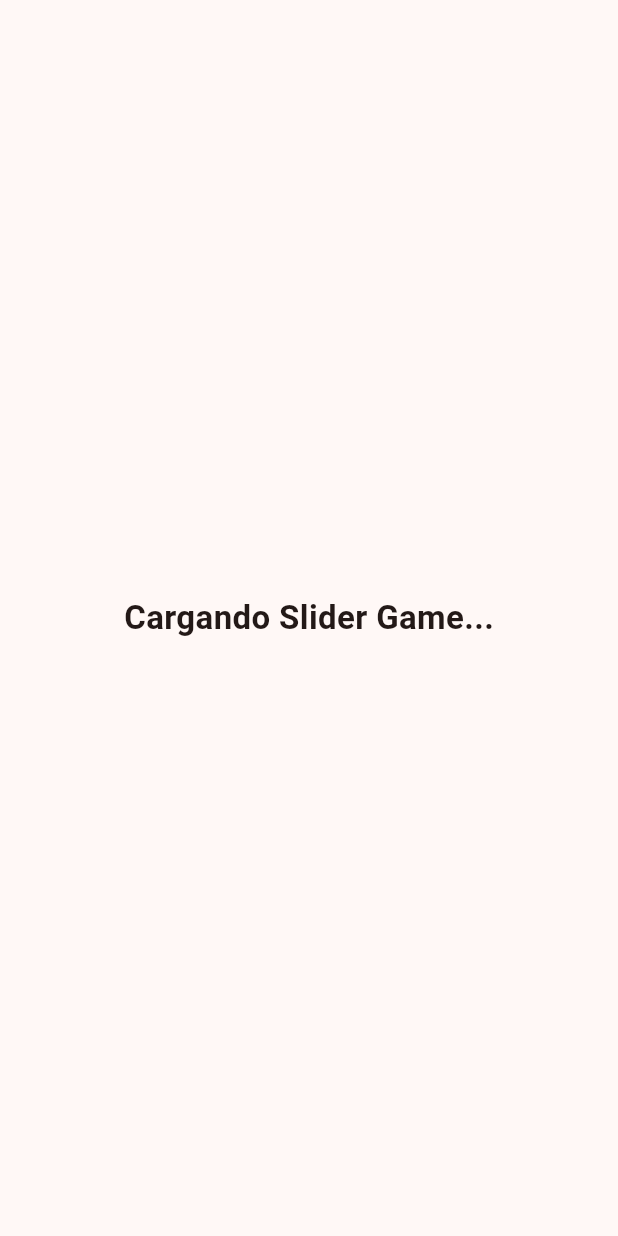
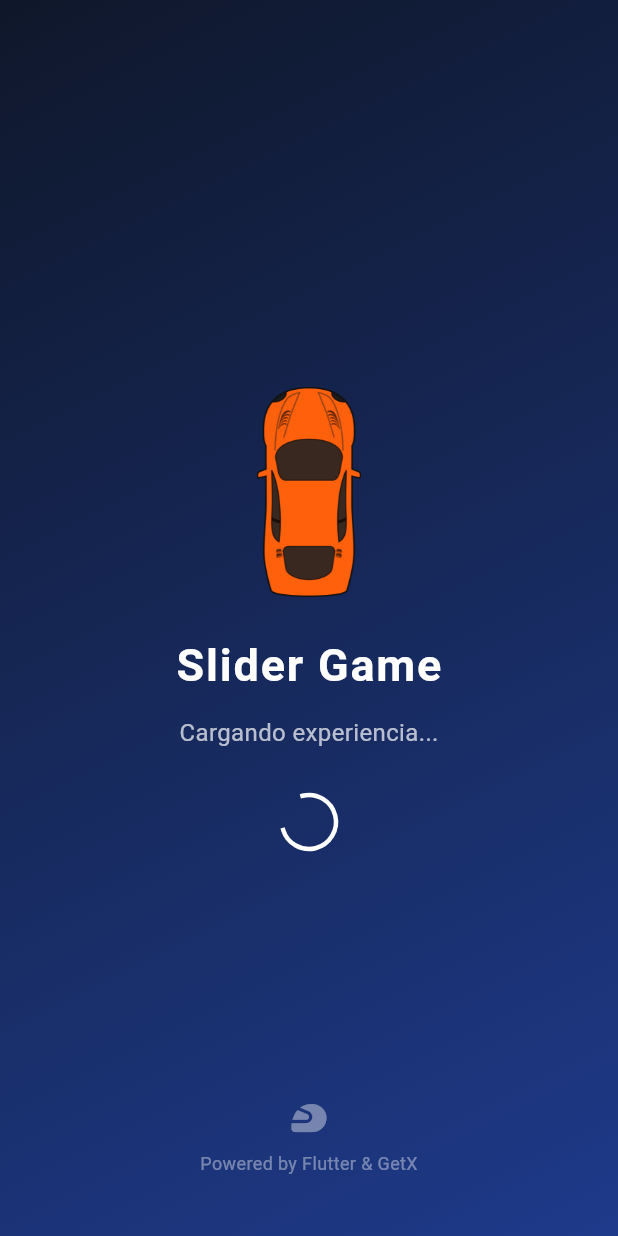
Before and after one commit to danyulloa21/slider_app, a Flutter app: the SplashView screen opened by its route, on a phone screen of 412 x 824 dp. Run offline on Flutter 3.47's test engine with Material 3 defaults, Android fonts, the phone set to English and light mode, and no system bars; our stand-ins replace flutter_dotenv, get, supabase_flutter; accounts and stored records are empty.

Commit message:
Se implemente splash view para loading screen acorde al juego

```diff
--- a/lib/modules/splash/splash_view.dart
+++ b/lib/modules/splash/splash_view.dart
@@ -7,11 +7,98 @@ class SplashView extends GetView<SplashController> {
 
   @override
   Widget build(BuildContext context) {
-    return const Scaffold(
-      body: Center(
-        child: Text(
-          'Cargando Slider Game...',
-          style: TextStyle(fontSize: 22, fontWeight: FontWeight.bold),
+    return Scaffold(
+      body: Container(
+        width: double.infinity,
+        height: double.infinity,
+        decoration: const BoxDecoration(
+          gradient: LinearGradient(
+            colors: [Color(0xFF0F172A), Color(0xFF1E3A8A)],
+            begin: Alignment.topLeft,
+            end: Alignment.bottomRight,
+          ),
+        ),
+        child: Stack(
+          children: [
+            Center(
+              child: Column(
+                mainAxisAlignment: MainAxisAlignment.center,
+                children: [
+                  // LOGO / CAR ANIMATION
+                  AnimatedScale(
+                    scale: 1.0,
+                    duration: const Duration(milliseconds: 1200),
+                    curve: Curves.easeOutBack,
+                    child: Image.asset(
+                      'assets/cars/orange_car.png', // Ajusta si tu asset está en otra ruta
+                      width: 140,
+                      height: 140,
+                    ),
+                  ),
+
+                  const SizedBox(height: 24),
+
+                  // TITLE
+                  const Text(
+                    'Slider Game',
+                    style: TextStyle(
+                      color: Colors.white,
+                      fontSize: 30,
+                      fontWeight: FontWeight.bold,
+                      letterSpacing: 1.2,
+                    ),
+                  ),
+
+                  const SizedBox(height: 12),
+
+                  // SUBTITLE
+                  Text(
+                    'Cargando experiencia...',
+                    style: TextStyle(
+                      color: Colors.white.withAlpha((0.7 * 255).toInt()),
+                      fontSize: 16,
+                    ),
+                  ),
+
+                  const SizedBox(height: 30),
+
+                  // LOADING INDICATOR
+                  const SizedBox(
+                    width: 36,
+                    height: 36,
+                    child: CircularProgressIndicator(
+                      strokeWidth: 3,
+                      color: Colors.white,
+                    ),
+                  ),
+                ],
+              ),
+            ),
+
+            // BOTTOM DECORATION
+            Positioned(
+              bottom: 40,
+              left: 0,
+              right: 0,
+              child: Column(
+                children: [
+                  Icon(
+                    Icons.sports_motorsports,
+                    size: 28,
+                    color: Colors.white.withAlpha((0.4 * 255).toInt()),
+                  ),
+                  const SizedBox(height: 8),
+                  Text(
+                    'Powered by Flutter & GetX',
+                    style: TextStyle(
+                      color: Colors.white.withAlpha((0.4 * 255).toInt()),
+                      fontSize: 12,
+                    ),
+                  ),
+                ],
+              ),
+            ),
+          ],
         ),
       ),
     );
```
